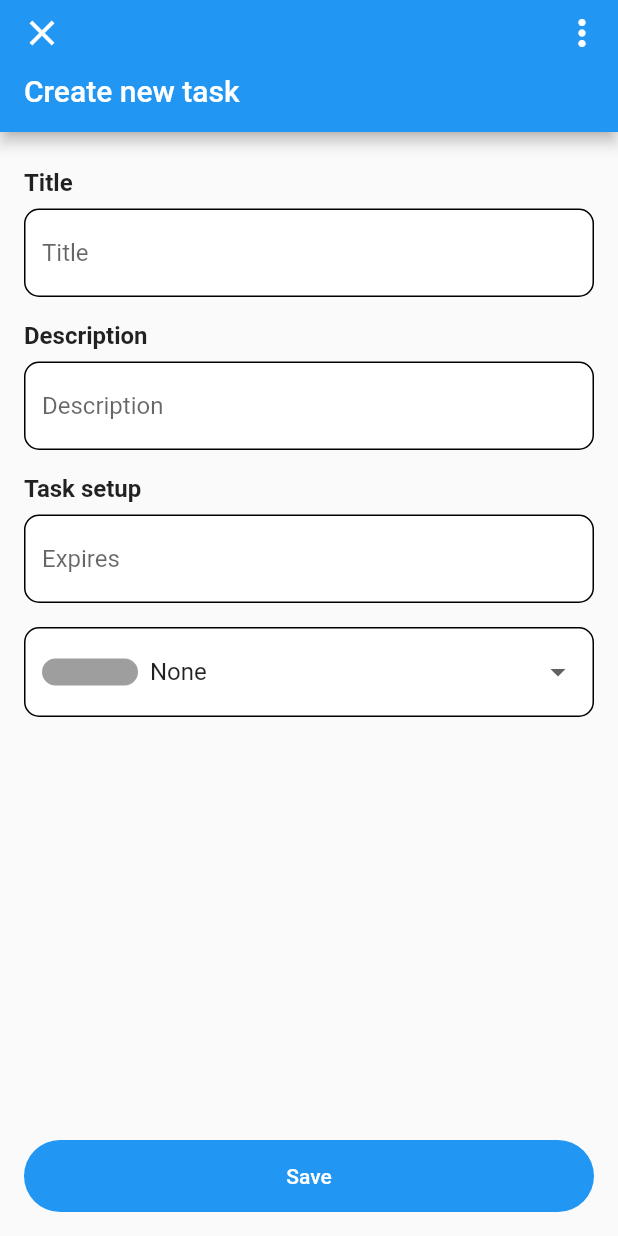
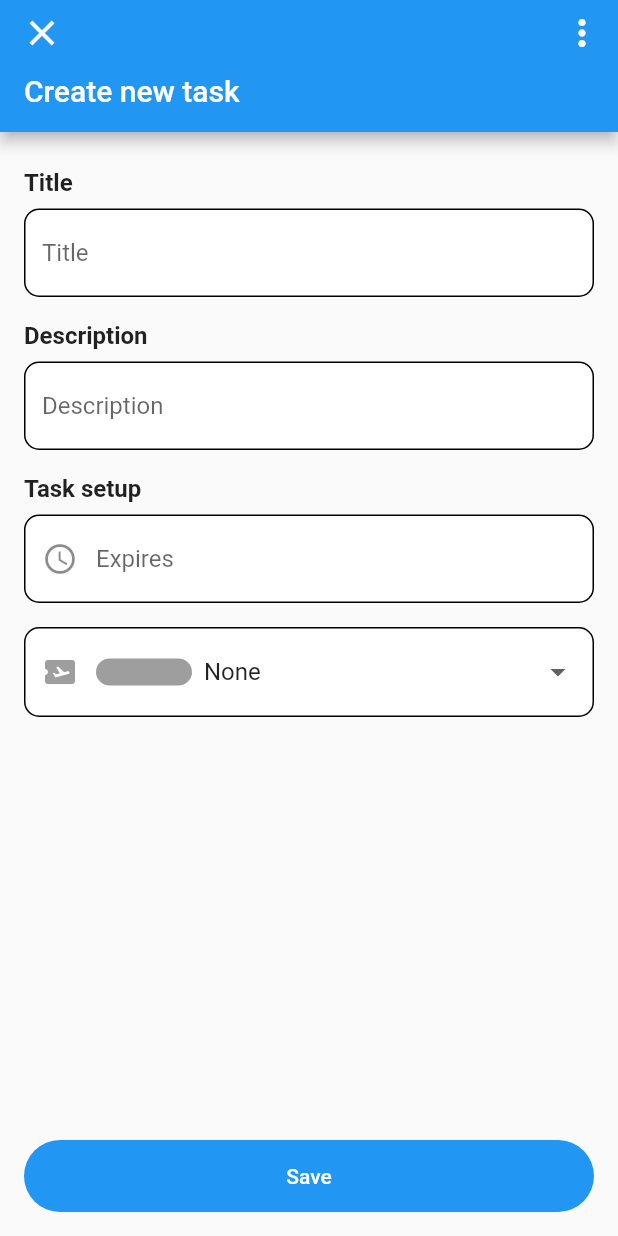
Before and after one commit to starchykov/to_do, a Flutter app: the screen it shows after launch, after a tap on the "add" icon, on a phone screen of 412 x 824 dp. Run offline on Flutter 3.47's test engine with Material 2 defaults, Android fonts, the phone set to English and light mode, and no system bars.

Commit message:
Some general improvements

```diff
--- a/lib/ui/task_screen/task_detail_screen/task_detail_screen.dart
+++ b/lib/ui/task_screen/task_detail_screen/task_detail_screen.dart
@@ -175,6 +175,7 @@ class TaskDetailScreen extends StatelessWidget {
                             decoration: const InputDecoration(
                               filled: true,
                               fillColor: Color(0xFFFFFFFF),
+                              prefixIcon: Icon(Icons.access_time),
                               hintText: 'Expires',
                               border: OutlineInputBorder(
                                 borderRadius: BorderRadius.all(Radius.circular(10.0)),
@@ -208,7 +209,7 @@ class TaskDetailScreen extends StatelessWidget {
                           const SizedBox(height: 8.0),
                           Container(
                             height: 60,
-                            margin: EdgeInsets.symmetric(vertical: 8.0),
+                            margin: const EdgeInsets.symmetric(vertical: 8.0),
                             child: ButtonTheme(
                               alignedDropdown: true,
                               child: DropdownButtonFormField(
@@ -216,7 +217,7 @@ class TaskDetailScreen extends StatelessWidget {
                                 decoration: const InputDecoration(
                                   filled: true,
                                   fillColor: Color(0xFFFFFFFF),
-                                  hintText: 'Description',
+                                  prefixIcon: Icon(Icons.airplane_ticket, color: Colors.grey),
                                   border: OutlineInputBorder(
                                     borderRadius: BorderRadius.all(Radius.circular(10.0)),
                                     borderSide: BorderSide(color: Color(0xFF000000), width: 1.0),
@@ -277,7 +278,7 @@ class TaskDetailScreen extends StatelessWidget {
                 height: 48.0,
                 child: FilledButton(
                   onPressed: viewModel.saveNewTask,
-                  child: const Text('Save'),
+                  child: state.isPending ? CircularProgressIndicator(color: Colors.white) : const Text('Save'),
                 ),
               ),
             ],
--- a/lib/ui/task_screen/task_detail_screen/task_detail_screen_state.dart
+++ b/lib/ui/task_screen/task_detail_screen/task_detail_screen_state.dart
@@ -4,16 +4,20 @@ import 'package:to_do_list/domain/models/task_model.dart';
 @immutable
 class TaskDetailState {
   final TaskModel task;
+  final bool isPending;
 
   const TaskDetailState({
     this.task = const TaskModel(),
+    this.isPending = false,
   });
 
   TaskDetailState copyWith({
     TaskModel? task,
+    bool? isPending,
   }) {
     return TaskDetailState(
       task: task ?? this.task,
+      isPending: isPending ?? this.isPending,
     );
   }
 }
--- a/lib/ui/task_screen/task_detail_screen/task_detail_view_model.dart
+++ b/lib/ui/task_screen/task_detail_screen/task_detail_view_model.dart
@@ -12,7 +12,7 @@ class TaskDetailViewModel extends ChangeNotifier {
   final TextEditingController _descriptionTextController = TextEditingController();
   final TextEditingController _expiresDateTextController = TextEditingController();
 
-  TaskDetailState _state = TaskDetailState();
+  TaskDetailState _state = const TaskDetailState();
 
   TaskDetailState get state => _state;
 
@@ -22,7 +22,9 @@ class TaskDetailViewModel extends ChangeNotifier {
 
   TextEditingController get expiresDateTextController => _expiresDateTextController;
 
-  TaskDetailViewModel({required this.context}) {}
+  TaskDetailViewModel({required this.context}) {
+
+  }
 
   void goBack() {
     Navigator.of(context).pop();
@@ -59,12 +61,16 @@ class TaskDetailViewModel extends ChangeNotifier {
   }
 
   Future<void> saveNewTask() async {
+    _state = _state.copyWith(isPending: true);
+    notifyListeners();
+
     TaskModel task = TaskModel(
       id: DateTime.timestamp().hashCode,
       title: _titleTextController.text,
       priority: _state.task.priority,
       expiresDate: _state.task.expiresDate,
     );
+
     await _taskRepository.saveTask(task: task);
     Navigator.of(context).pop();
   }
--- a/lib/ui/task_screen/task_screen.dart
+++ b/lib/ui/task_screen/task_screen.dart
@@ -41,8 +41,10 @@ class TaskScreen extends StatelessWidget {
         ],
       ),
       body: SafeArea(
-        child: Padding(
+        child: Container(
+          margin: const EdgeInsets.all(12.0),
           padding: const EdgeInsets.all(12.0),
+          decoration: BoxDecoration(color: Colors.grey.shade200, borderRadius: const BorderRadius.all(Radius.circular(12.0))),
           child: Column(
             crossAxisAlignment: CrossAxisAlignment.start,
             mainAxisSize: MainAxisSize.max,
@@ -81,6 +83,7 @@ class _TaskItem extends StatelessWidget {
   Widget build(BuildContext context) {
     TaskViewModel viewModel = context.read<TaskViewModel>();
     return Card(
+      shape: RoundedRectangleBorder(borderRadius: BorderRadius.circular(12.0)),
       child: Padding(
         padding: const EdgeInsets.all(12.0),
         child: Column(
```
Also changed, not shown: assets/screen.png (added).
